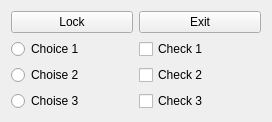
First picture: the form in VisualStudioCode/PySide6-QtDesigner/01_Buttons/ui_buttons.ui, repository DamianPodrazaCode/Python_code, before the edit.
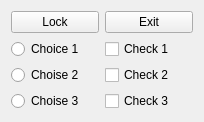
Second picture: the form after the edit.

The edit to the form file:
```diff
--- a/VisualStudioCode/PySide6-QtDesigner/01_Buttons/ui_buttons.ui
+++ b/VisualStudioCode/PySide6-QtDesigner/01_Buttons/ui_buttons.ui
@@ -9,7 +9,7 @@
    <rect>
     <x>0</x>
     <y>0</y>
-    <width>272</width>
+    <width>204</width>
     <height>122</height>
    </rect>
   </property>
```
Left out of the diff: 2 changed lines with no effect on the pictures.
